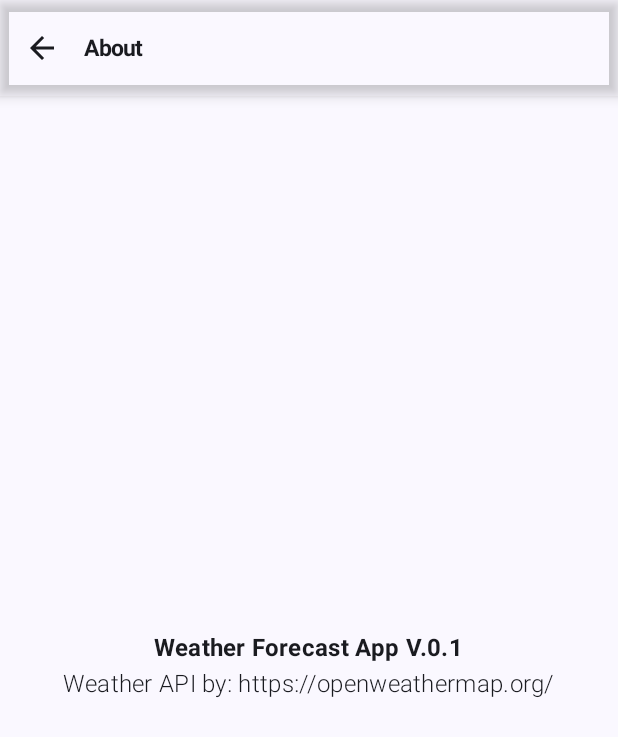
After one commit to MeteorBlitz/jetWeatherForecast, an Android app built with Jetpack Compose: the AboutScreen screen opened through its navigation route, on a phone screen of 412 x 824 dp. The commit adds this screen. Shown: the top 737 px of the screen. Run offline under Robolectric (Android 15) with nearby library versions, the phone set to English and light mode, and no system bars; our stand-ins replace Dagger/Hilt's generated code.

Commit message:
navigation menu item screens & finish about screen

```diff
--- a/app/src/main/java/com/example/jetweatherforecast/navigation/WeatherNavigation.kt
+++ b/app/src/main/java/com/example/jetweatherforecast/navigation/WeatherNavigation.kt
@@ -7,9 +7,12 @@ import androidx.navigation.compose.NavHost
 import androidx.navigation.compose.composable
 import androidx.navigation.compose.rememberNavController
 import androidx.navigation.navArgument
+import com.example.jetweatherforecast.screens.about.AboutScreen
+import com.example.jetweatherforecast.screens.favorites.FavoritesScreen
 import com.example.jetweatherforecast.screens.main.MainScreen
 import com.example.jetweatherforecast.screens.main.MainViewModel
 import com.example.jetweatherforecast.screens.search.SearchScreen
+import com.example.jetweatherforecast.screens.settings.SettingsScreen
 import com.example.jetweatherforecast.screens.splash.WeatherSplashScreen
 
 @Composable
@@ -35,6 +38,15 @@ fun WeatherNavigation(){
         composable(WeatherScreens.SearchScreen.name) {
             SearchScreen(navController = naviController)
         }
+        composable(WeatherScreens.AboutScreen.name) {
+            AboutScreen(navController = naviController)
+        }
+        composable(WeatherScreens.SettingsScreen.name) {
+            SettingsScreen(navController = naviController)
+        }
+        composable(WeatherScreens.FavoriteScreen.name) {
+            FavoritesScreen(navController = naviController)
+        }
 
     }
 }
--- /dev/null
+++ b/app/src/main/java/com/example/jetweatherforecast/screens/about/AboutScreen.kt
@@ -0,0 +1,47 @@
+package com.example.jetweatherforecast.screens.about
+
+import androidx.compose.foundation.layout.Arrangement
+import androidx.compose.foundation.layout.Column
+import androidx.compose.foundation.layout.fillMaxSize
+import androidx.compose.foundation.layout.padding
+import androidx.compose.material.icons.Icons
+import androidx.compose.material.icons.automirrored.filled.ArrowBack
+import androidx.compose.material3.MaterialTheme
+import androidx.compose.material3.Scaffold
+import androidx.compose.material3.Text
+import androidx.compose.runtime.Composable
+import androidx.compose.ui.Alignment
+import androidx.compose.ui.Modifier
+import androidx.compose.ui.res.stringResource
+import androidx.compose.ui.text.font.FontWeight
+import androidx.compose.ui.unit.dp
+import androidx.navigation.NavController
+import com.example.jetweatherforecast.R
+import com.example.jetweatherforecast.widgets.WeatherAppBar
+
+@Composable
+fun AboutScreen(navController: NavController){
+    Scaffold(topBar = {
+        WeatherAppBar(
+            title = "About",
+            navController = navController,
+            icon = Icons.AutoMirrored.Filled.ArrowBack,
+            isMainScreen = false,
+            elevation = 5.dp
+        ){
+            navController.popBackStack()
+        }
+    }) {innerPadding ->
+        Column(modifier = Modifier.padding(innerPadding).fillMaxSize(),
+            horizontalAlignment = Alignment.CenterHorizontally,
+            verticalArrangement = Arrangement.Center){
+            Text(text = stringResource(id = R.string.about_app),
+                style = MaterialTheme.typography.titleMedium,
+                fontWeight = FontWeight.Bold)
+            Text(text = stringResource(id = R.string.api_used),
+                style = MaterialTheme.typography.titleMedium,
+                fontWeight = FontWeight.Light)
+        }
+
+    }
+}
--- a/app/src/main/res/values/strings.xml
+++ b/app/src/main/res/values/strings.xml
@@ -1,3 +1,5 @@
 <resources>
     <string name="app_name">jetWeatherForecast</string>
+    <string name="about_app">Weather Forecast App V.0.1</string>
+    <string name="api_used">Weather API by: https://openweathermap.org/</string>
 </resources>
```
Also changed, not shown: app/src/main/java/com/example/jetweatherforecast/screens/favorites/FavoritesScreen.kt (added, +10 -0 lines), app/src/main/java/com/example/jetweatherforecast/screens/settings/SettingsScreen.kt (added, +10 -0 lines), app/src/main/java/com/example/jetweatherforecast/widgets/WeatherAppBar.kt (+4 -3 lines).
